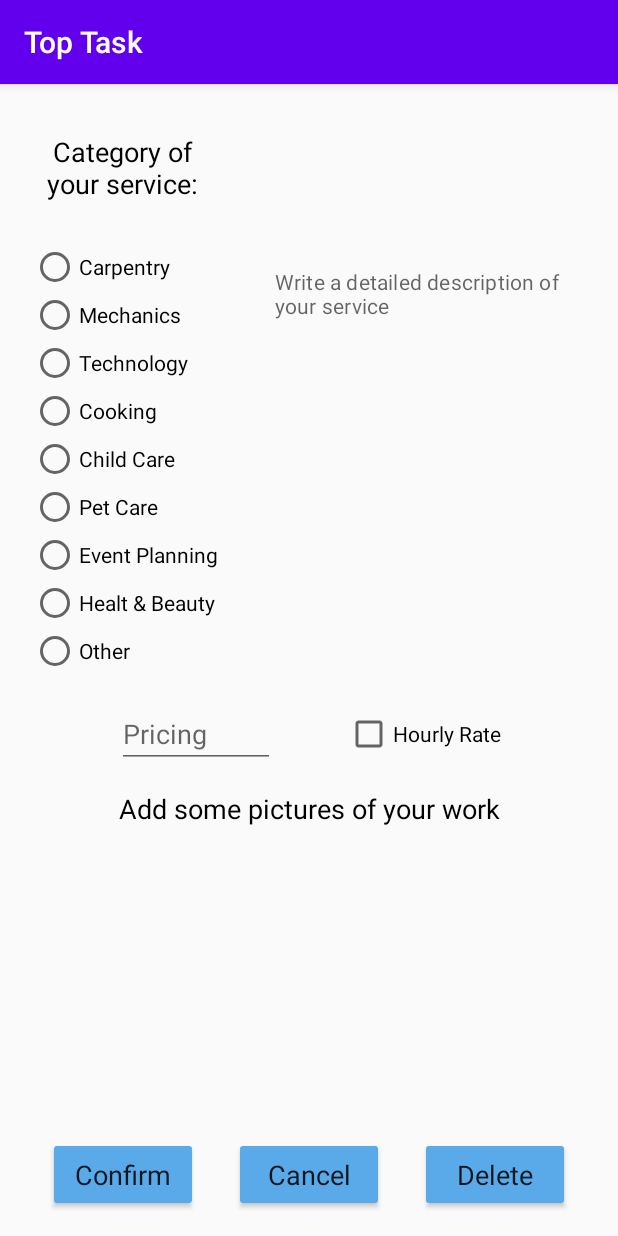
After one commit to marcomr22/AppsMoveis, an Android app: the ServiceSettings screen opened directly, with no data from a screen before it, on a phone screen of 412 x 824 dp. The commit adds this screen. Run offline under Robolectric (Android 15) with nearby library versions, the phone set to English and light mode, and no system bars.

Commit message:
Service related activities layouts

```diff
--- a/app/build.gradle
+++ b/app/build.gradle
@@ -46,6 +46,6 @@ dependencies {
     implementation "androidx.cardview:cardview:1.0.0"
     implementation 'com.google.android.material:material:1.1.0'
     implementation 'androidx.legacy:legacy-support-v4:1.0.0'
-   //implementation 'com.google.android.gms:play-services-ads:19.0.1'
+    //implementation 'com.google.android.gms:play-services-ads:19.0.1'
 
 }
--- a/app/src/main/AndroidManifest.xml
+++ b/app/src/main/AndroidManifest.xml
@@ -11,6 +11,8 @@
         android:roundIcon="@mipmap/ic_launcher_round"
         android:supportsRtl="true"
         android:theme="@style/AppTheme">
+        <activity android:name=".ServiceSettings"></activity>
+        <activity android:name=".RateService" />
         <activity android:name=".HiredServices" />
         <activity android:name=".PasswordRecovery" />
         <activity android:name=".ChangePassword" />
--- a/app/src/main/java/com/example/app/ChangePassword.java
+++ b/app/src/main/java/com/example/app/ChangePassword.java
@@ -22,9 +22,9 @@ public class ChangePassword extends AppCompatActivity {
         super.onCreate(savedInstanceState);
         setContentView(R.layout.activity_change_password);
 
-        OldPassword = findViewById(R.id.OldPassword);
-        NewPassword = findViewById(R.id.NewPassword);
-        NewPassword2 = findViewById(R.id.NewPassword2);
+        OldPassword = findViewById(R.id.old_pass);
+        NewPassword = findViewById(R.id.new_pass);
+        NewPassword2 = findViewById(R.id.new_pass_confirm);
         ChangePasswordButton = findViewById(R.id.changePasswordButton);
 
         firebaseHandler = new FirebaseHandler();
--- a/app/src/main/java/com/example/app/Register.java
+++ b/app/src/main/java/com/example/app/Register.java
@@ -26,7 +26,7 @@ public class Register extends AppCompatActivity{
         password = findViewById(R.id.password);
         firebaseHandler = new FirebaseHandler();
 
-        RegisterButton = findViewById(R.id.RegisterButton);
+        RegisterButton = findViewById(R.id.registerButton);
 
         RegisterButton.setOnClickListener(new View.OnClickListener() {
             @Override
--- /dev/null
+++ b/app/src/main/java/com/example/app/ServiceSettings.java
@@ -0,0 +1,14 @@
+package com.example.app;
+
+import androidx.appcompat.app.AppCompatActivity;
+
+import android.os.Bundle;
+
+public class ServiceSettings extends AppCompatActivity {
+
+    @Override
+    protected void onCreate(Bundle savedInstanceState) {
+        super.onCreate(savedInstanceState);
+        setContentView(R.layout.activity_service_settings);
+    }
+}
--- /dev/null
+++ b/app/src/main/res/layout/activity_service_settings.xml
@@ -0,0 +1,215 @@
+<?xml version="1.0" encoding="utf-8"?>
+<androidx.constraintlayout.widget.ConstraintLayout xmlns:android="http://schemas.android.com/apk/res/android"
+    xmlns:app="http://schemas.android.com/apk/res-auto"
+    xmlns:tools="http://schemas.android.com/tools"
+    android:layout_width="match_parent"
+    android:layout_height="match_parent"
+    tools:context=".ServiceSettings">
+
+    <Button
+        android:id="@+id/confirmService"
+        android:layout_width="100dp"
+        android:layout_height="50dp"
+        android:layout_marginStart="32dp"
+        android:layout_marginBottom="16dp"
+        android:backgroundTint="#5AAAEA"
+        android:text="@string/confirm"
+        android:textAppearance="@style/TextAppearance.AppCompat.Large"
+        android:textSize="18sp"
+        app:layout_constraintBottom_toBottomOf="parent"
+        app:layout_constraintEnd_toEndOf="parent"
+        app:layout_constraintHorizontal_bias="0.0"
+        app:layout_constraintStart_toStartOf="parent" />
+
+    <Button
+        android:id="@+id/deleteService"
+        android:layout_width="100dp"
+        android:layout_height="50dp"
+        android:layout_marginEnd="32dp"
+        android:layout_marginBottom="16dp"
+        android:backgroundTint="#5AAAEA"
+        android:text="@string/delete"
+        android:textAppearance="@style/TextAppearance.AppCompat.Large"
+        android:textSize="18sp"
+        app:layout_constraintBottom_toBottomOf="parent"
+        app:layout_constraintEnd_toEndOf="parent"
+        app:layout_constraintHorizontal_bias="1.0"
+        app:layout_constraintStart_toStartOf="parent" />
+
+    <Button
+        android:id="@+id/cancelService"
+        android:layout_width="100dp"
+        android:layout_height="50dp"
+        android:layout_marginBottom="16dp"
+        android:backgroundTint="#5AAAEA"
+        android:text="@string/cancel"
+        android:textAppearance="@style/TextAppearance.AppCompat.Large"
+        android:textSize="18sp"
+        app:layout_constraintBottom_toBottomOf="parent"
+        app:layout_constraintEnd_toStartOf="@+id/deleteService"
+        app:layout_constraintStart_toEndOf="@+id/confirmService" />
+
+    <TextView
+        android:id="@+id/categories_prompt"
+        android:layout_width="121dp"
+        android:layout_height="52dp"
+        android:lines="2"
+        android:text="@string/category_service"
+        android:textAlignment="center"
+        android:textColor="#000000"
+        android:textSize="18sp"
+        app:layout_constraintBottom_toTopOf="@+id/service_categories"
+        app:layout_constraintEnd_toEndOf="parent"
+        app:layout_constraintHorizontal_bias="0.072"
+        app:layout_constraintStart_toStartOf="parent"
+        app:layout_constraintTop_toTopOf="parent"
+        app:layout_constraintVertical_bias="0.608" />
+
+    <RadioGroup
+        android:id="@+id/service_categories"
+        android:layout_width="wrap_content"
+        android:layout_height="wrap_content"
+        app:layout_constraintBottom_toBottomOf="parent"
+        app:layout_constraintEnd_toEndOf="parent"
+        app:layout_constraintHorizontal_bias="0.073"
+        app:layout_constraintStart_toStartOf="parent"
+        app:layout_constraintTop_toTopOf="parent"
+        app:layout_constraintVertical_bias="0.221">
+
+        <RadioButton
+            android:id="@+id/carpentry"
+            android:layout_width="match_parent"
+            android:layout_height="wrap_content"
+            android:text="@string/category_1"
+            tools:layout_editor_absoluteX="25dp"
+            tools:layout_editor_absoluteY="89dp" />
+
+        <RadioButton
+            android:id="@+id/mechanics"
+            android:layout_width="match_parent"
+            android:layout_height="wrap_content"
+            android:text="@string/category_2"
+            tools:layout_editor_absoluteX="25dp"
+            tools:layout_editor_absoluteY="121dp" />
+
+        <RadioButton
+            android:id="@+id/technology"
+            android:layout_width="match_parent"
+            android:layout_height="wrap_content"
+            android:text="@string/category_3"
+            tools:layout_editor_absoluteX="25dp"
+            tools:layout_editor_absoluteY="153dp" />
+
+        <RadioButton
+            android:id="@+id/cooking"
+            android:layout_width="match_parent"
+            android:layout_height="wrap_content"
+            android:text="@string/category_4"
+            tools:layout_editor_absoluteX="25dp"
+            tools:layout_editor_absoluteY="185dp" />
+
+        <RadioButton
+            android:id="@+id/child_care"
+            android:layout_width="match_parent"
+            android:layout_height="wrap_content"
+            android:text="@string/category_5" />
+
+        <RadioButton
+            android:id="@+id/pet_care"
+            android:layout_width="match_parent"
+            android:layout_height="wrap_content"
+            android:text="@string/category_6"
+            tools:layout_editor_absoluteX="25dp"
+            tools:layout_editor_absoluteY="249dp" />
+
+        <RadioButton
+            android:id="@+id/event_planning"
+            android:layout_width="match_parent"
+            android:layout_height="wrap_content"
+            android:text="@string/category_7"
+            tools:layout_editor_absoluteX="25dp"
+            tools:layout_editor_absoluteY="281dp" />
+
+        <RadioButton
+            android:id="@+id/health_beauty"
+            android:layout_width="match_parent"
+            android:layout_height="wrap_content"
+            android:text="@string/category_8"
+            tools:layout_editor_absoluteX="25dp"
+            tools:layout_editor_absoluteY="313dp" />
+
+        <RadioButton
+            android:id="@+id/other"
+            android:layout_width="match_parent"
+            android:layout_height="wrap_content"
+            android:text="@string/category_9"
+            tools:layout_editor_absoluteX="25dp"
+            tools:layout_editor_absoluteY="345dp" />
+    </RadioGroup>
+
+    <EditText
+        android:id="@+id/editText4"
+        style="@style/Base.Widget.MaterialComponents.AutoCompleteTextView"
+        android:layout_width="227dp"
+        android:layout_height="289dp"
+        android:autofillHints=""
+        android:ems="10"
+        android:gravity="start|top"
+        android:hint="@string/write_description"
+        android:inputType="textMultiLine"
+        android:singleLine="false"
+        android:textAlignment="textStart"
+        android:textColor="#000000"
+        android:textSize="14sp"
+        app:layout_constraintBottom_toBottomOf="parent"
+        app:layout_constraintEnd_toEndOf="parent"
+        app:layout_constraintHorizontal_bias="0.567"
+        app:layout_constraintStart_toEndOf="@+id/service_categories"
+        app:layout_constraintTop_toTopOf="parent"
+        app:layout_constraintVertical_bias="0.219" />
+
+    <TextView
+        android:id="@+id/pictures_prompt"
+        android:layout_width="274dp"
+        android:layout_height="28dp"
+        android:lines="2"
+        android:text="@string/add_pictures"
+        android:textAlignment="center"
+        android:textColor="#000000"
+        android:textSize="18sp"
+        app:layout_constraintBottom_toBottomOf="parent"
+        app:layout_constraintEnd_toEndOf="parent"
+        app:layout_constraintStart_toStartOf="parent"
+        app:layout_constraintTop_toBottomOf="@+id/hour_rate"
+        app:layout_constraintVertical_bias="0.052" />
+
+    <CheckBox
+        android:id="@+id/hour_rate"
+        android:layout_width="wrap_content"
+        android:layout_height="45dp"
+        android:layout_marginStart="16dp"
+        android:layout_marginEnd="64dp"
+        android:text="@string/hourly_rate"
+        app:layout_constraintBottom_toBottomOf="parent"
+        app:layout_constraintEnd_toEndOf="parent"
+        app:layout_constraintStart_toEndOf="@+id/editText5"
+        app:layout_constraintTop_toBottomOf="@+id/editText4"
+        app:layout_constraintVertical_bias="0.05" />
+
+    <EditText
+        android:id="@+id/editText5"
+        android:layout_width="105dp"
+        android:layout_height="45dp"
+        android:layout_marginStart="64dp"
+        android:layout_marginEnd="16dp"
+        android:ems="10"
+        android:hint="@string/pricing"
+        android:inputType="numberDecimal"
+        app:layout_constraintBottom_toBottomOf="parent"
+        app:layout_constraintEnd_toStartOf="@+id/hour_rate"
+        app:layout_constraintStart_toStartOf="parent"
+        app:layout_constraintTop_toBottomOf="@+id/editText4"
+        app:layout_constraintVertical_bias="0.05"
+        android:autofillHints="" />
+
+</androidx.constraintlayout.widget.ConstraintLayout>
--- a/app/src/main/res/values/strings.xml
+++ b/app/src/main/res/values/strings.xml
@@ -1,5 +1,6 @@
 <resources>
     <string name="app_name">Top Task</string>
+    <string name="app_icon"/>
     <string name="title_activity_main">MainActivity</string>
     <!-- Strings used for fragments for navigation -->
     <string name="first_fragment_label">First Fragment</string>
@@ -28,4 +29,48 @@
     <string name="hired_services">"Hired Services"</string>
     <string name="add_new_service">"Add New Service"</string>
 
+    <string name="change_username">"Change Username"</string>
+    <string name="change_email">"Change E-mail"</string>
+    <string name="change_contact">"Change Contact"</string>
+    <string name="change_password">"Change Password"</string>
+    <string name="delete_account">"Delete Account"</string>
+    <string name="recover_password">Recover Password</string>
+    <string name="confirm">Confirm</string>
+    <string name="register">Register</string>
+    <string name="hire">Hire</string>
+    <string name="view_comments">View Comments</string>
+    <string name="phone_number">Phone Number</string>
+    <string name="email">E-mail</string>
+    <string name="hint_username">Username</string>
+    <string name="hint_password">Password</string>
+    <string name="my_profile_picture"/>
+    <string name="rate_opinion_hint">"Give your opinion to help other users"</string>
+    <string name="rate_this_service">Please rate this service</string>
+    <string name="hint_old_password">Old Password</string>
+    <string name="hint_confirm_new_password">Confirm New Password</string>
+    <string name="hint_new_password">New Password</string>
+    <string name="login">Login</string>
+    <string name="log_out">Log Out</string>
+    <string name="cancel">Cancel</string>
+    <string name="delete">Delete</string>
+    <string name="profile_settings">Profile Settings</string>
+    <string name="credits">Credits</string>
+    <string name="google_icon"/>
+    <string name="category_1">Carpentry</string>
+    <string name="category_2">Mechanics</string>
+    <string name="category_3">Technology</string>
+    <string name="category_4">Cooking</string>
+    <string name="category_5">Child Care</string>
+    <string name="category_6">Pet Care</string>
+    <string name="category_7">Event Planning</string>
+    <string name="category_8"><![CDATA[Healt & Beauty]]></string>
+    <string name="category_9">Other</string>
+    <string name="category_service">Category of\nyour service:</string>
+    <string name="write_description">Write a detailed description of your service</string>
+    <string name="add_pictures">Add some pictures of your work</string>
+    <string name="hourly_rate">Hourly Rate</string>
+    <string name="pricing">Pricing</string>
+
+
+
 </resources>
```
Also changed, not shown: app/src/main/java/com/example/app/RateService.java (added, +14 -0 lines), app/src/main/res/layout/activity_change_password.xml (+16 -13 lines), app/src/main/res/layout/activity_login.xml (+12 -10 lines), app/src/main/res/layout/activity_menu.xml (+6 -5 lines), app/src/main/res/layout/activity_password_recovery.xml (+7 -5 lines), app/src/main/res/layout/activity_profile.xml (+15 -17 lines), app/src/main/res/layout/activity_rate_service.xml (added, +117 -0 lines), app/src/main/res/layout/activity_register.xml (+18 -13 lines), app/src/main/res/layout/activity_service.xml (+6 -9 lines).
